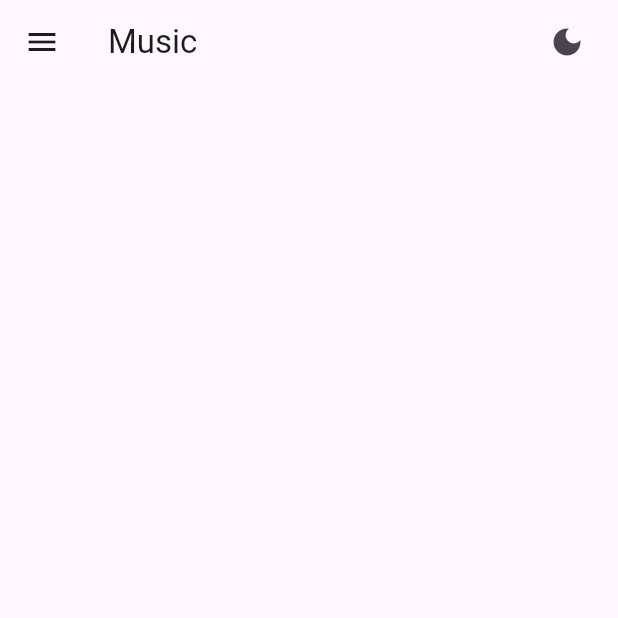
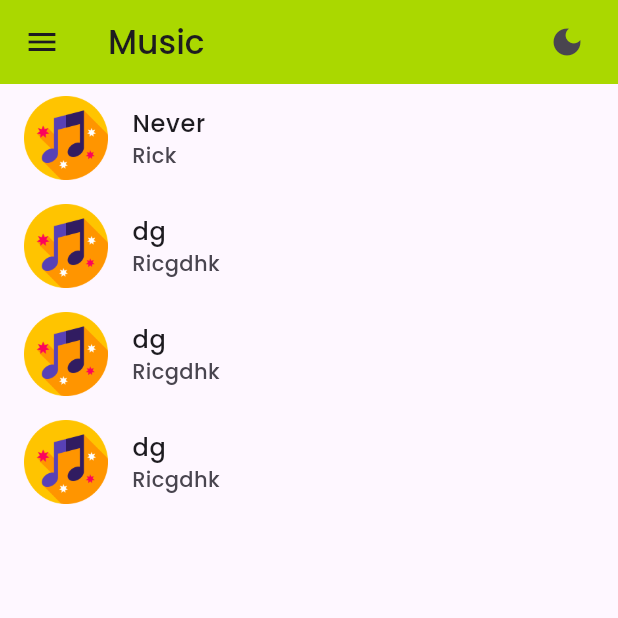
Before and after one commit to CodeWithSneharghya/musicapp, a Flutter app: the screen it shows after launch, on a phone screen of 412 x 824 dp, the top half of it. Run offline on Flutter 3.47's test engine with Material 3 defaults, Android fonts, the phone set to English and light mode, and no system bars.

Commit message:
added music list, music ui

```diff
--- a/lib/comps/myDrawer.dart
+++ b/lib/comps/myDrawer.dart
@@ -16,7 +16,8 @@ class Mydrawer extends StatelessWidget {
               child: Center(
             child: CircleAvatar(
               radius: 30,
-              backgroundImage: AssetImage('assets/img/music.png'), // Replace with your app logo
+              backgroundImage: AssetImage(
+                  'assets/img/music.png'), // Replace with your app logo
             ),
           )),
           // for HOME PAGE
@@ -37,7 +38,8 @@ class Mydrawer extends StatelessWidget {
               onTap: () {
                 // closes the drawer and redirect user to about page
                 Navigator.pop(context);
-                Navigator.push(context, MaterialPageRoute(builder: (context) => AboutPage()));
+                Navigator.push(context,
+                    MaterialPageRoute(builder: (context) => AboutPage()));
               },
             ),
           )
--- /dev/null
+++ b/lib/comps/playlist.dart
@@ -0,0 +1,22 @@
+import 'package:firstday/comps/song.dart';
+import 'package:flutter/material.dart';
+
+class Playlist extends ChangeNotifier {
+  List<Song> playlistSource = [
+    Song("Never", "Rick", "assets/img/music.png", "assets/music/rick.mp3"),
+    Song("dg", "Ricgdhk", "assets/img/music.png", "assets/music/rick.mp3"),
+    Song("dg", "Ricgdhk", "assets/img/music.png", "assets/music/rick.mp3"),
+    Song("dg", "Ricgdhk", "assets/img/music.png", "assets/music/rick.mp3"),
+  ];
+
+  // current
+  int? current = 0;
+  List<Song> get playlist => playlistSource;
+  int? get currentIndex => current;
+
+  set currentIndex(int? newIndex){
+    current = newIndex;
+    // to update the ui
+    notifyListeners();
+  }
+}
--- /dev/null
+++ b/lib/comps/song.dart
@@ -0,0 +1,16 @@
+// class song with name, artist etc.
+
+class Song {
+  String name;
+  String artist;
+  String image;
+  String audio;
+  // constructor
+  Song(
+  this.name,
+  this.artist,
+  this.image,
+  this.audio,
+  );
+
+}
--- a/lib/home.dart
+++ /dev/null
@@ -1,19 +0,0 @@
-import 'package:firstday/comps/myDrawer.dart';
-import 'package:flutter/material.dart';
-
-class Home extends StatelessWidget {
-  const Home({super.key});
-
-  @override
-  Widget build(BuildContext context) {
-    return Scaffold(
-      // uses the current theme
-      backgroundColor: Theme.of(context).colorScheme.surface,
-      appBar: AppBar(
-        title: Text("Music"),
-      ),
-      // a drawer imported from comps
-      drawer: Mydrawer(),
-    );
-  }
-}
--- a/lib/main.dart
+++ b/lib/main.dart
@@ -1,12 +1,22 @@
+import 'package:firstday/comps/playlist.dart';
+import 'package:firstday/songUI.dart';
 import 'package:flutter/material.dart';
 import 'package:firstday/comps/myDrawer.dart';
+import 'package:provider/provider.dart';
+import 'package:firstday/comps/song.dart';
 
 void main() {
-  runApp(const Main());
+  runApp(MultiProvider(providers: [
+    ChangeNotifierProvider(
+      create: (context) => Playlist(),
+    )
+  ],
+  child: const Main(),));
 }
 
 class Main extends StatelessWidget {
   const Main({super.key});
+  // it notifies its listeners when the value changes
   static final ValueNotifier<ThemeMode> themeNotifier =
       ValueNotifier(ThemeMode.light);
 
@@ -18,8 +28,9 @@ class Main extends StatelessWidget {
         return MaterialApp(
           debugShowCheckedModeBanner: false,
           title: 'Your App Title',
-          theme: ThemeData(primarySwatch: Colors.amber),
-          darkTheme: ThemeData.dark(),
+          theme: ThemeData(fontFamily: 'poppins'),
+          darkTheme:
+              ThemeData(fontFamily: 'poppins', brightness: Brightness.dark),
           themeMode: currentMode,
           home: Home(),
         );
@@ -31,32 +42,71 @@ class Main extends StatelessWidget {
 // home page
 class Home extends StatelessWidget {
   const Home({super.key});
-
   @override
   Widget build(BuildContext context) {
+    late final dynamic playListSource;
+    playListSource = Provider.of<Playlist>(context, listen: false);
+    // navigating to a song
+    void navigate(int index){
+      // update the index
+      playListSource.currentIndex = index;
+
+      // go to the song page
+      Navigator.push(context, MaterialPageRoute(builder: (context) => SongUI()));
+    }
+
     return Scaffold(
       // uses the current theme
       backgroundColor: Theme.of(context).colorScheme.surface,
       appBar: AppBar(
-        title: Text("Music"),
+        title: const Text("Music"),
         // right theme toggler button
+        backgroundColor: Main.themeNotifier.value == ThemeMode.light
+            ? Color.fromARGB(255, 170, 216, 0) // Light mode color
+            : Color.fromARGB(255, 79, 100, 0), // Dark mode color
         actions: [
           // adding some padding
-          Padding(padding: const EdgeInsets.only(right: 10),
+          Padding(
+            padding: const EdgeInsets.only(right: 10),
             child: IconButton(
               icon: Icon(Main.themeNotifier.value == ThemeMode.light
                   ? Icons.dark_mode
                   : Icons.light_mode),
               onPressed: () {
-              Main.themeNotifier.value = Main.themeNotifier.value == ThemeMode.light
+                Main.themeNotifier.value =
+                    Main.themeNotifier.value == ThemeMode.light
                         ? ThemeMode.dark
                         : ThemeMode.light;
               },
-          ),)
+            ),
+          )
         ],
       ),
       // a drawer imported from comps
       drawer: Mydrawer(),
+      body: Consumer<Playlist>(
+        builder: (context, value, child) {
+          // fetching the playlist
+          List<Song> playlist = value.playlist;
+
+          // this creates list view
+          return ListView.builder(
+            itemCount: playlist.length,
+          itemBuilder: (context, index) {
+            // get each song
+            final Song song = playlist[index];
+            // return the UI
+            return ListTile(
+              title: Text(song.name),
+              subtitle: Text(song.artist),
+              leading: Image.asset(song.image),
+              onTap: () => navigate(index),
+
+            );
+          },
+        );
+        } ,
+      ),
     );
   }
 }
```
Also changed, not shown: lib/songUI.dart (added, +143 -0 lines), pubspec.yaml (+7 -1 lines), assets/fonts/poppins.ttf (added), pubspec.lock, 2 other files. Lines whose indentation alone changed are shown as unchanged.
